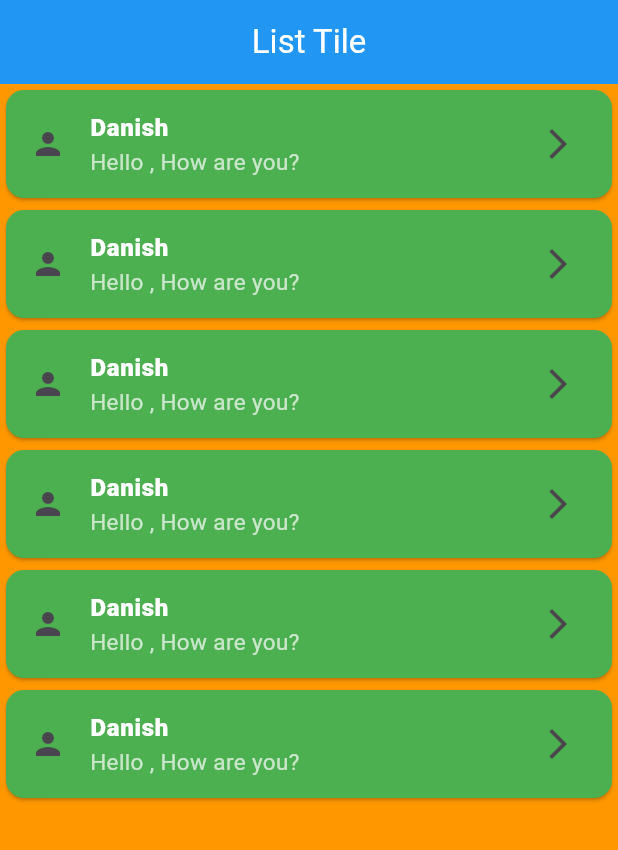
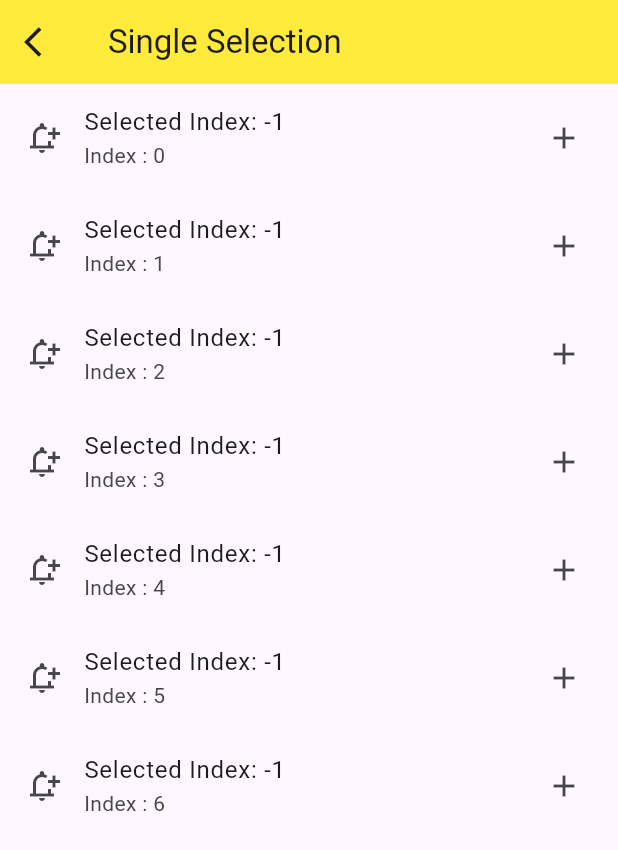
Before and after one commit to AbRehman536/Flutter_sec_9, a Flutter app: the screen it shows after launch, on a phone screen of 412 x 824 dp. Shown: the top 850 px of the screen. Run offline on Flutter 3.47's test engine with Material 3 defaults, Android fonts, the light colour scheme and no system bars.

Commit message:
Single Selection done

```diff
--- a/lib/main.dart
+++ b/lib/main.dart
@@ -7,6 +7,7 @@
 import 'package:flutter_sec_9/nested_row_column.dart';
 import 'package:flutter_sec_9/network_image.dart';
 import 'package:flutter_sec_9/row_column_demo.dart';
+import 'package:flutter_sec_9/single_selection.dart';
 
 import 'appbar_demo.dart';
 
@@ -40,7 +41,7 @@
         // tested with just a hot reload.
         colorScheme: ColorScheme.fromSeed(seedColor: Colors.deepPurple),
       ),
-      home: ListtileDemo(),
+      home: SingleSelectionDemo(),
     );
   }
 }
--- /dev/null
+++ b/lib/single_selection.dart
@@ -0,0 +1,42 @@
+import 'package:flutter/material.dart';
+
+class SingleSelectionDemo extends StatefulWidget {
+  const SingleSelectionDemo({super.key});
+
+  @override
+  State<SingleSelectionDemo> createState() => _SingleSelectionDemoState();
+}
+
+class _SingleSelectionDemoState extends State<SingleSelectionDemo> {
+  int selectedIndex = -1;
+  @override
+  Widget build(BuildContext context) {
+    return Scaffold(
+      appBar: AppBar(
+      leading: Icon(Icons.arrow_back_ios),
+      title: Text("Single Selection"),
+        backgroundColor: Colors.yellow,
+      ),
+      body: ListView.builder(
+        itemCount: 7,
+        itemBuilder: (BuildContext context, int index) {
+          return
+          ListTile(
+            onTap: (){
+              setState(() {
+                selectedIndex = index;
+              });
+            },
+            selected: selectedIndex == index,
+            selectedTileColor: Colors.blue,
+            selectedColor: Colors.white,
+            leading: Icon(Icons.notification_add_outlined),
+            title: Text("Selected Index: $selectedIndex"),
+            subtitle: Text("Index : $index"),
+            trailing: Icon(selectedIndex == index ? Icons.remove : Icons.add ),
+          );
+        },
+      ),
+    );
+  }
+}
```
